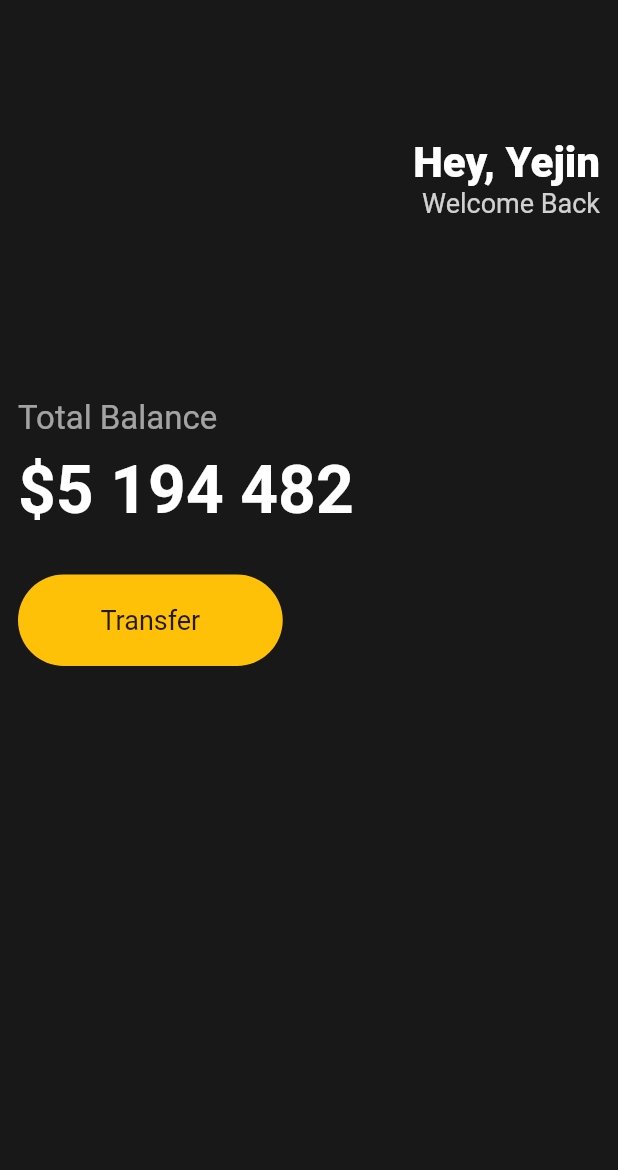
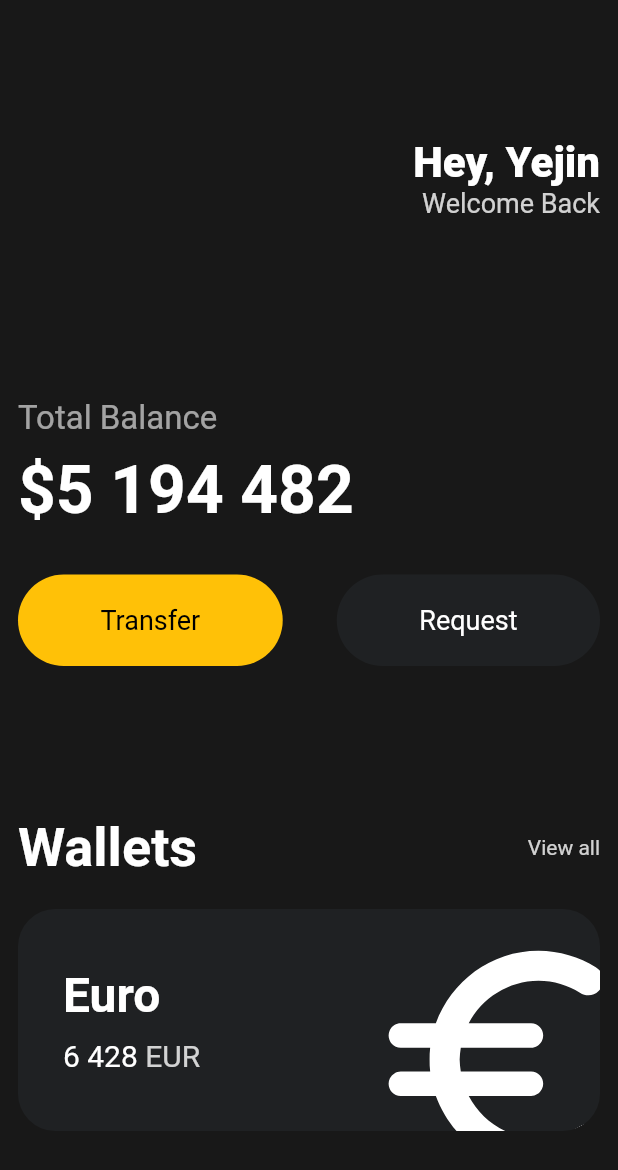
Before and after one commit to bongguma/smallScaleFlutterProject, a Flutter app: the screen it shows after launch, on a phone screen of 412 x 824 dp. Shown: the top 1170 px of the screen. Run offline on Flutter 3.47's test engine with Material 2 defaults, Android fonts, the phone set to English and light mode, and no system bars.

Commit message:
UI challenge: custom_button & UI 설계

```diff
--- a/lib/main.dart
+++ b/lib/main.dart
@@ -1,4 +1,5 @@
 import 'package:flutter/material.dart';
+import 'package:smallscaleflutterproject/widget/custom_button_widget.dart';
 
 void main() {
   runApp(const MyApp());
@@ -101,21 +102,107 @@ class _MyHomePageState extends State<MyHomePage> {
               height: 30,
             ),
             Row(
+              mainAxisAlignment: MainAxisAlignment.spaceBetween,
               children: [
-                Container(
-                  padding: EdgeInsets.symmetric(vertical: 20, horizontal: 55),
-                  decoration: BoxDecoration(
-                    color: Colors.amber,
-                    borderRadius: BorderRadius.circular(45),
+                CustomButtonWidget(
+                  text: 'Transfer',
+                  backgroundColor: Colors.amber,
+                  textColor: Colors.black,
+                ),
+                CustomButtonWidget(
+                  text: 'Request',
+                  backgroundColor: const Color(0xFF1F2123),
+                  textColor: Colors.white,
+                ),
+              ],
+            ),
+            SizedBox(
+              height: 100,
+            ),
+            Row(
+              mainAxisAlignment: MainAxisAlignment.spaceBetween,
+              children: [
+                Text(
+                  'Wallets',
+                  style: TextStyle(
+                    color: Colors.white,
+                    fontSize: 36,
+                    fontWeight: FontWeight.w600,
                   ),
-                  child: Text(
-                    'Transfer',
-                    style: TextStyle(
-                      fontSize: 18,
-                    ),
+                ),
+                Text(
+                  'View all',
+                  style: TextStyle(
+                    color: Colors.white.withOpacity(0.8),
                   ),
                 ),
               ],
+            ),
+            SizedBox(
+              height: 20,
+            ),
+            Container(
+              decoration: BoxDecoration(
+                color: const Color(0xFF1F2123),
+                borderRadius: BorderRadius.circular(25),
+              ),
+              clipBehavior: Clip.hardEdge,
+              child: Padding(
+                padding: const EdgeInsets.all(30),
+                child: Row(
+                  mainAxisAlignment: MainAxisAlignment.spaceBetween,
+                  children: [
+                    Column(
+                      crossAxisAlignment: CrossAxisAlignment.start,
+                      children: [
+                        Text(
+                          'Euro',
+                          style: TextStyle(
+                            color: Colors.white,
+                            fontSize: 32,
+                            fontWeight: FontWeight.w600,
+                          ),
+                        ),
+                        SizedBox(
+                          height: 10,
+                        ),
+                        Row(
+                          children: [
+                            Text(
+                              '6 428',
+                              style: TextStyle(
+                                fontSize: 20,
+                                color: Colors.white,
+                              ),
+                            ),
+                            const SizedBox(
+                              width: 5,
+                            ),
+                            Text(
+                              'EUR',
+                              style: TextStyle(
+                                fontSize: 20,
+                                color: Colors.white.withOpacity(0.8),
+                              ),
+                            ),
+                          ],
+                        ),
+                      ],
+                    ),
+                    Transform.scale(
+                      scale: 2.2,
+                      child: Transform.translate(
+                        offset: Offset(4, 12),
+                        child: Icon(
+                          Icons.euro_rounded,
+                          color: Colors.white,
+                          size: 88,
+                        ),
+                      ),
+                    ),
+                  ],
+                ),
+              ),
             ),
           ],
         ),
--- /dev/null
+++ b/lib/widget/custom_button_widget.dart
@@ -0,0 +1,32 @@
+import 'package:flutter/material.dart';
+
+class CustomButtonWidget extends StatelessWidget {
+  final String text;
+  final Color backgroundColor;
+  final Color textColor;
+
+  const CustomButtonWidget({
+    Key? key,
+    required this.text,
+    required this.backgroundColor,
+    required this.textColor,
+  }) : super(key: key);
+
+  @override
+  Widget build(BuildContext context) {
+    return Container(
+      padding: EdgeInsets.symmetric(vertical: 20, horizontal: 55),
+      decoration: BoxDecoration(
+        color: backgroundColor,
+        borderRadius: BorderRadius.circular(45),
+      ),
+      child: Text(
+        text,
+        style: TextStyle(
+          color: textColor,
+          fontSize: 18,
+        ),
+      ),
+    );
+  }
+}
```
